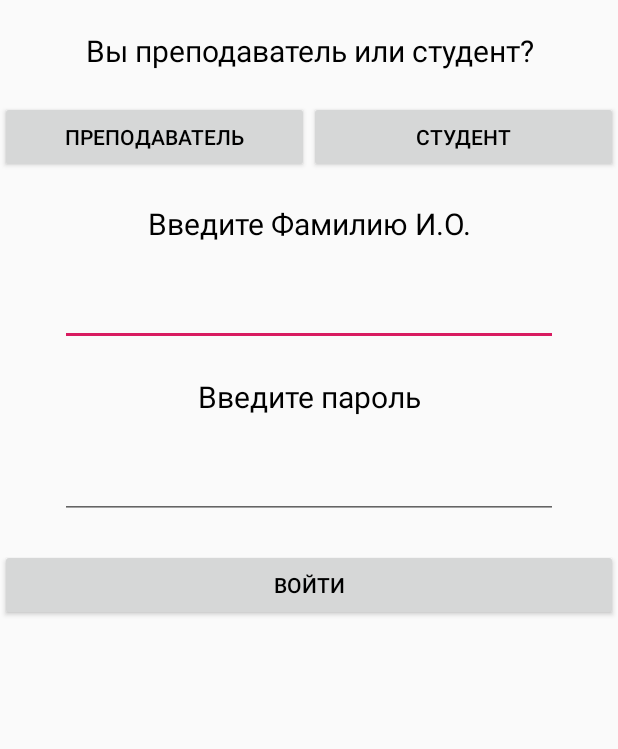
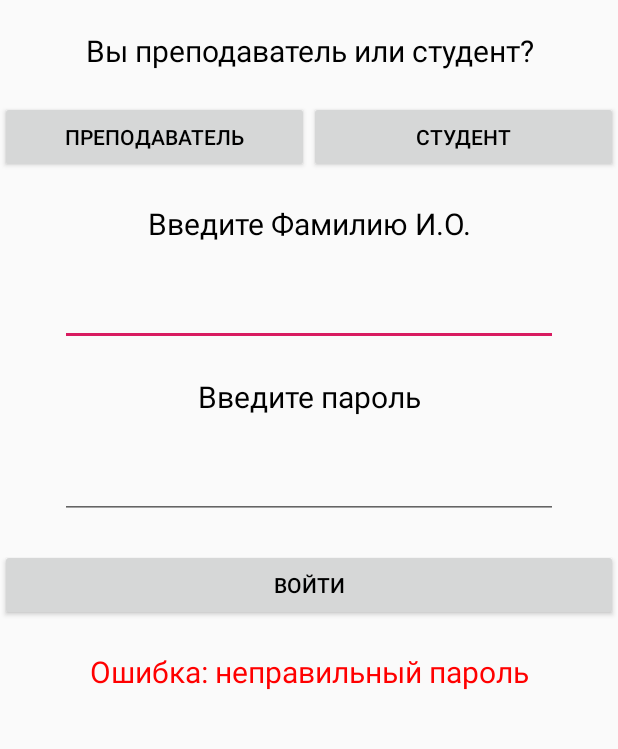
Before and after one commit to mloner/StudentHelper, an Android app: the screen it shows after launch (MainActivity), after a tap on "ВОЙТИ", on a phone screen of 412 x 824 dp, the part 155-904 px from its top. Run offline under Robolectric (Android 15) with nearby library versions, the phone set to English and light mode, and no system bars; 1 other tap on this screen came first.

Commit message:
main menu created

```diff
--- a/StudentHelperMobile/app/src/main/AndroidManifest.xml
+++ b/StudentHelperMobile/app/src/main/AndroidManifest.xml
@@ -16,6 +16,10 @@
                 <category android:name="android.intent.category.LAUNCHER" />
             </intent-filter>
         </activity>
+
+        <activity android:name=".MainMenu">
+
+        </activity>
     </application>
 
 </manifest>
--- a/StudentHelperMobile/app/src/main/java/com/example/studenthelpermobile/MainActivity.java
+++ b/StudentHelperMobile/app/src/main/java/com/example/studenthelpermobile/MainActivity.java
@@ -60,10 +60,12 @@
                 isStudent = false;
                 break;
             case R.id.login_button:
-                String responce;
-                responce = "OK";
+                String response;
+                response = "WRONG_PASSWORD";
 
-                switch (responce){
+
+
+                switch (response){
                     case "OK":
                         Intent intent = new Intent(this, MainMenu.class);
                         startActivity(intent);
@@ -75,9 +77,11 @@
                         else {
                             ErrorText.setText(R.string.Login_error);
                         }
+                        ErrorText.setVisibility(View.VISIBLE);
                         break;
                     case "WRONG_PASSWORD":
                         ErrorText.setText(R.string.Password_error);
+                        ErrorText.setVisibility(View.VISIBLE);
                         break;
                 }
 
--- a/StudentHelperMobile/app/src/main/java/com/example/studenthelpermobile/MainMenu.java
+++ b/StudentHelperMobile/app/src/main/java/com/example/studenthelpermobile/MainMenu.java
@@ -8,6 +8,6 @@
     @Override
     protected void onCreate(Bundle savedInstanceState) {
         super.onCreate(savedInstanceState);
-        setContentView(R.layout.activity_main);
+        setContentView(R.layout.main_menu_activity);
     }
 }
--- /dev/null
+++ b/StudentHelperMobile/app/src/main/res/layout/main_menu_activity.xml
@@ -0,0 +1,6 @@
+<?xml version="1.0" encoding="utf-8"?>
+<LinearLayout xmlns:android="http://schemas.android.com/apk/res/android"
+    android:orientation="vertical" android:layout_width="match_parent"
+    android:layout_height="match_parent">
+
+</LinearLayout>
```
